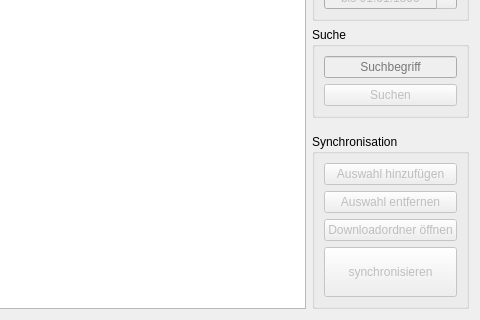
The window that browser.ui (RobertKrajewski/Sync-my-L2P) describes before a commit, drawn with Qt 5; both pictures show x 182 to 662 and y 317 to 637 of the 662 by 637 pixel window.
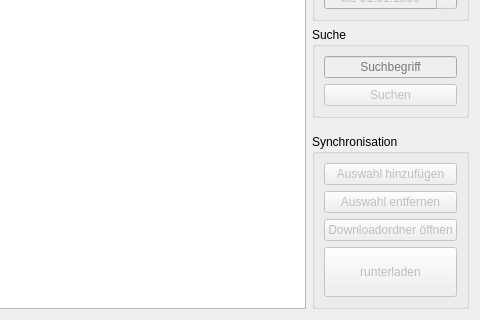
The same window after the commit. Icons and pictures are not drawn.

Patch:
```diff
--- a/browser.ui
+++ b/browser.ui
@@ -328,7 +328,7 @@
          </size>
         </property>
         <property name="text">
-         <string>synchronisieren</string>
+         <string>runterladen</string>
         </property>
         <property name="icon">
          <iconset resource="icons/icons.qrc">
```
